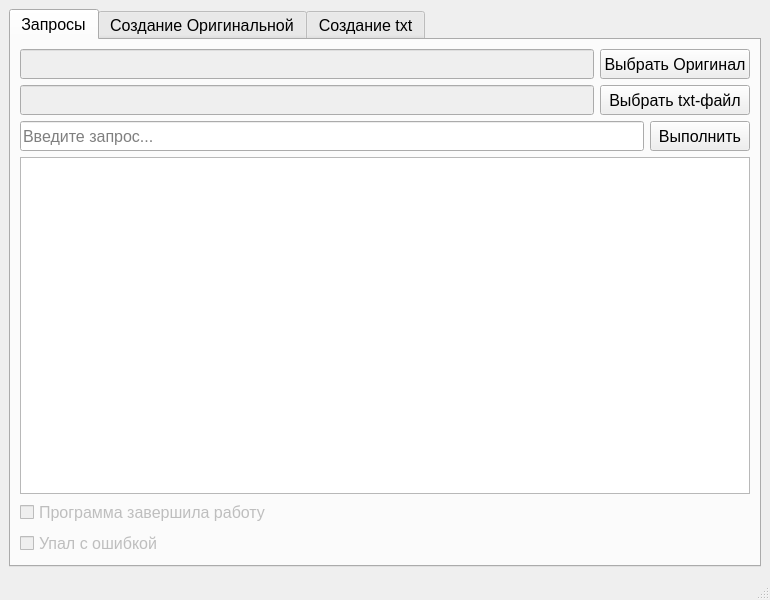
The window that 0901.ui (RedT0wer/DNA) describes before a commit, drawn with Qt 5.
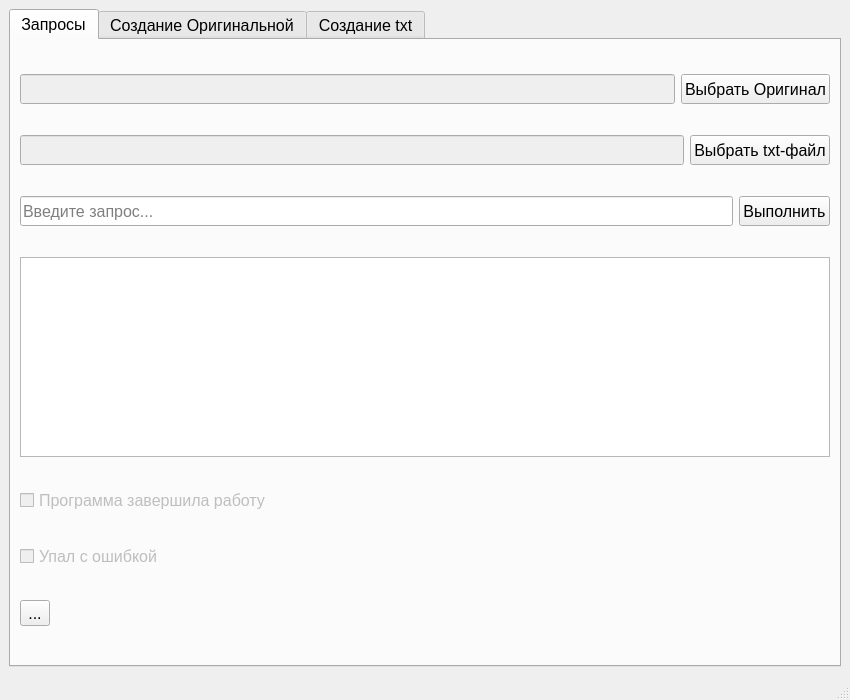
The same window after the commit.

The edit to the form file:
```diff
--- a/0901.ui
+++ b/0901.ui
@@ -6,8 +6,8 @@
    <rect>
     <x>0</x>
     <y>0</y>
-    <width>770</width>
-    <height>600</height>
+    <width>850</width>
+    <height>700</height>
    </rect>
   </property>
   <property name="font">
@@ -39,7 +39,7 @@
             </property>
             <property name="minimumSize">
              <size>
-              <width>0</width>
+              <width>120</width>
               <height>30</height>
              </size>
             </property>
@@ -49,7 +49,7 @@
            <widget class="QPushButton" name="BrowserTxtRequest">
             <property name="minimumSize">
              <size>
-              <width>150</width>
+              <width>120</width>
               <height>30</height>
              </size>
             </property>
@@ -80,7 +80,7 @@
             </property>
             <property name="minimumSize">
              <size>
-              <width>0</width>
+              <width>120</width>
               <height>30</height>
              </size>
             </property>
@@ -90,7 +90,7 @@
            <widget class="QPushButton" name="BrowserTxtRequest1">
             <property name="minimumSize">
              <size>
-              <width>150</width>
+              <width>120</width>
               <height>30</height>
              </size>
             </property>
@@ -129,7 +129,7 @@
            <widget class="QPushButton" name="ResultRequest">
             <property name="minimumSize">
              <size>
-              <width>100</width>
+              <width>80</width>
               <height>30</height>
              </size>
             </property>
@@ -151,19 +151,19 @@
           <property name="maximumSize">
            <size>
             <width>16777215</width>
-            <height>16777215</height>
+            <height>200</height>
            </size>
           </property>
           <property name="font">
            <font>
-            <pointsize>12</pointsize>
+            <pointsize>16</pointsize>
            </font>
           </property>
           <property name="html">
            <string>&lt;!DOCTYPE HTML PUBLIC &quot;-//W3C//DTD HTML 4.0//EN&quot; &quot;http://www.w3.org/TR/REC-html40/strict.dtd&quot;&gt;
 &lt;html&gt;&lt;head&gt;&lt;meta name=&quot;qrichtext&quot; content=&quot;1&quot; /&gt;&lt;style type=&quot;text/css&quot;&gt;
 p, li { white-space: pre-wrap; }
-&lt;/style&gt;&lt;/head&gt;&lt;body style=&quot; font-family:'MS Shell Dlg 2'; font-size:12pt; font-weight:400; font-style:normal;&quot;&gt;
+&lt;/style&gt;&lt;/head&gt;&lt;body style=&quot; font-family:'MS Shell Dlg 2'; font-size:16pt; font-weight:400; font-style:normal;&quot;&gt;
 &lt;p style=&quot;-qt-paragraph-type:empty; margin-top:0px; margin-bottom:0px; margin-left:0px; margin-right:0px; -qt-block-indent:0; text-indent:0px; font-size:12.25pt;&quot;&gt;&lt;br /&gt;&lt;/p&gt;&lt;/body&gt;&lt;/html&gt;</string>
           </property>
          </widget>
@@ -176,7 +176,7 @@
           <property name="maximumSize">
            <size>
             <width>16777215</width>
-            <height>25</height>
+            <height>16777215</height>
            </size>
           </property>
           <property name="text">
@@ -189,17 +189,18 @@
           <property name="enabled">
            <bool>false</bool>
           </property>
-          <property name="maximumSize">
-           <size>
-            <width>16777215</width>
-            <height>25</height>
-           </size>
-          </property>
           <property name="text">
            <string>Упал с ошибкой</string>
           </property>
          </widget>
         </item>
+        <item>
+         <widget class="QToolButton" name="Button">
+          <property name="text">
+           <string>...</string>
+          </property>
+         </widget>
+        </item>
        </layout>
       </widget>
       <widget class="QWidget" name="Origins">
```
Left out of the diff: 26 changed lines with no effect on the pictures.
